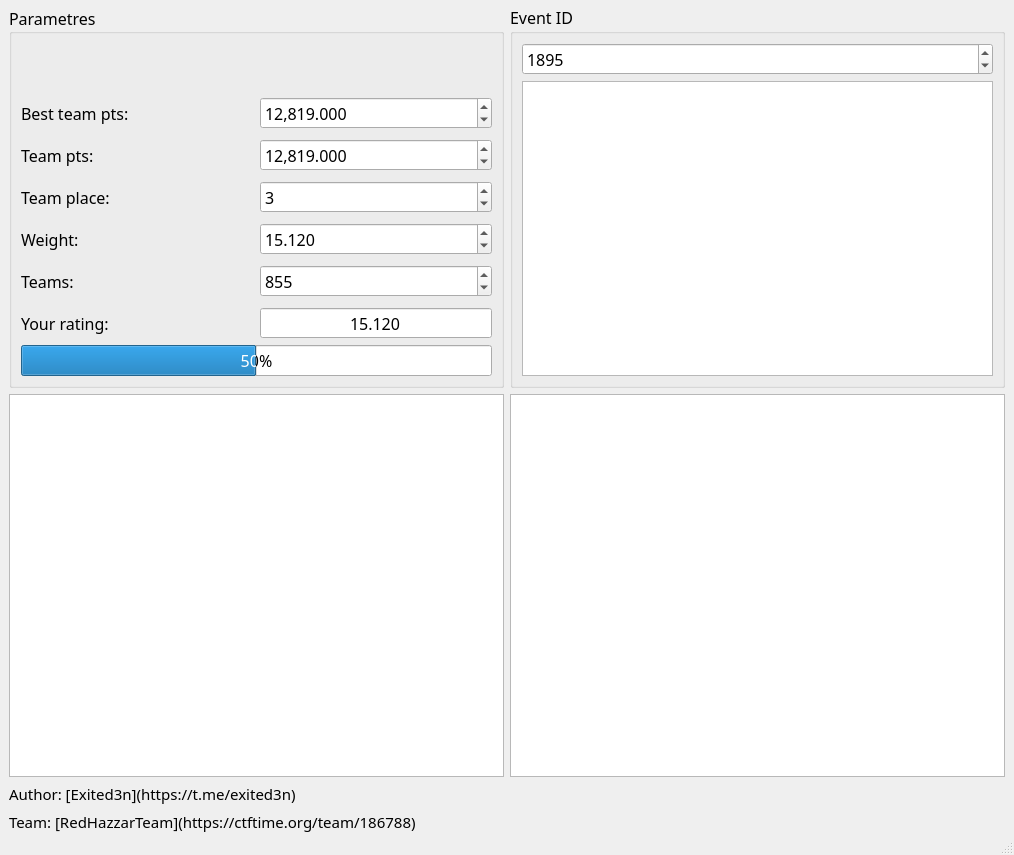
The window that design.ui (akhomlyuk/ctftime_rating) describes before a commit, drawn with Qt 5.
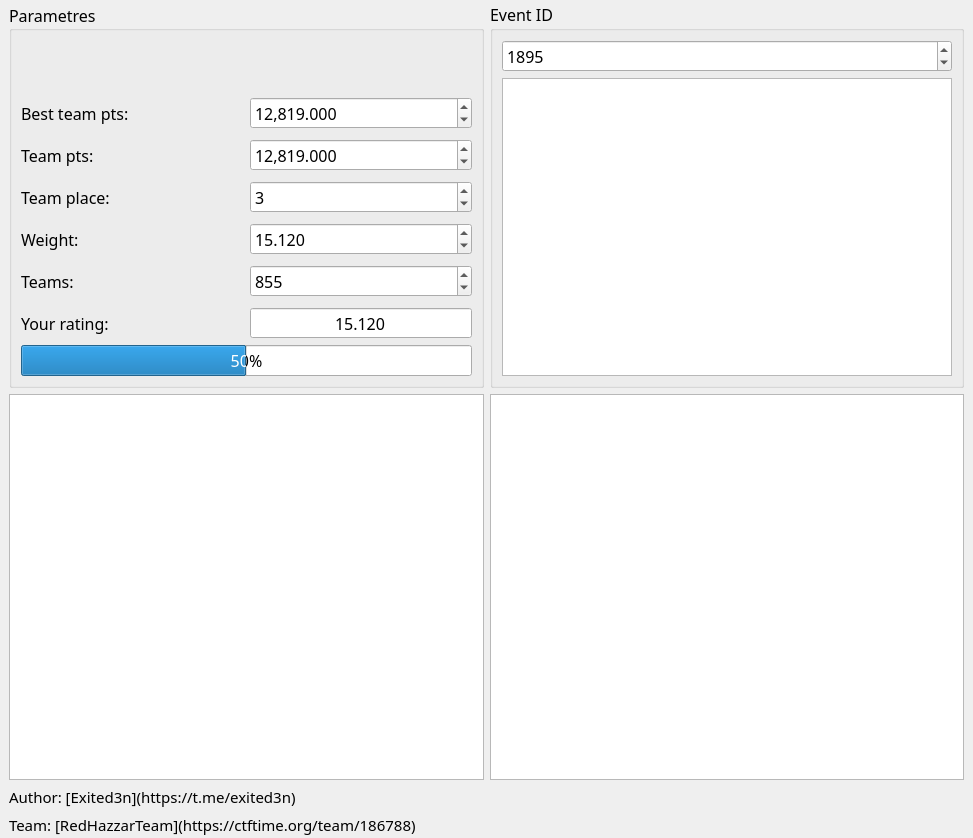
The same window after the commit. Icons and pictures are not drawn.

What changed in the file:
```diff
--- a/design.ui
+++ b/design.ui
@@ -6,8 +6,8 @@
    <rect>
     <x>0</x>
     <y>0</y>
-    <width>1014</width>
-    <height>855</height>
+    <width>973</width>
+    <height>838</height>
    </rect>
   </property>
   <property name="windowTitle">
@@ -32,10 +32,10 @@
      <number>6</number>
     </property>
     <property name="topMargin">
-     <number>5</number>
+     <number>2</number>
     </property>
     <property name="bottomMargin">
-     <number>0</number>
+     <number>2</number>
     </property>
     <item>
      <layout class="QHBoxLayout" name="horizontalLayout">
@@ -508,7 +508,7 @@
          <number>0</number>
         </property>
         <property name="indent">
-         <number>0</number>
+         <number>-1</number>
         </property>
         <property name="openExternalLinks">
          <bool>true</bool>
@@ -538,7 +538,6 @@
     </item>
    </layout>
   </widget>
-  <widget class="QStatusBar" name="statusBar"/>
  </widget>
  <resources>
   <include location="resources.qrc"/>
```
Left out of the diff: 6 changed lines with no effect on the pictures.
